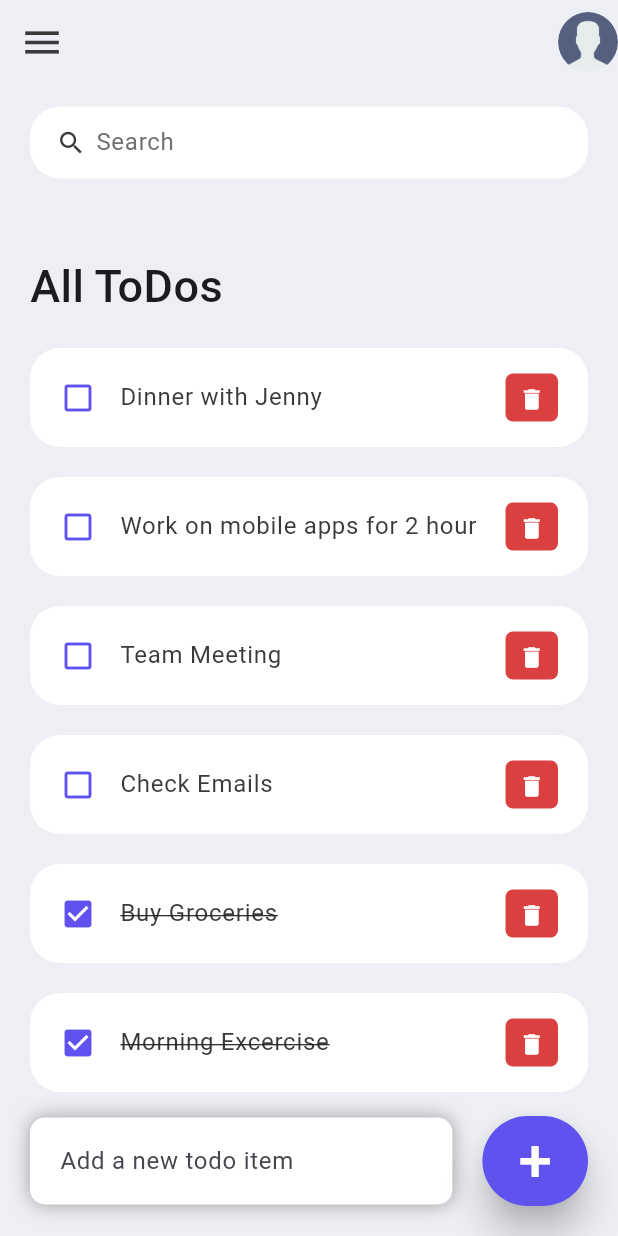
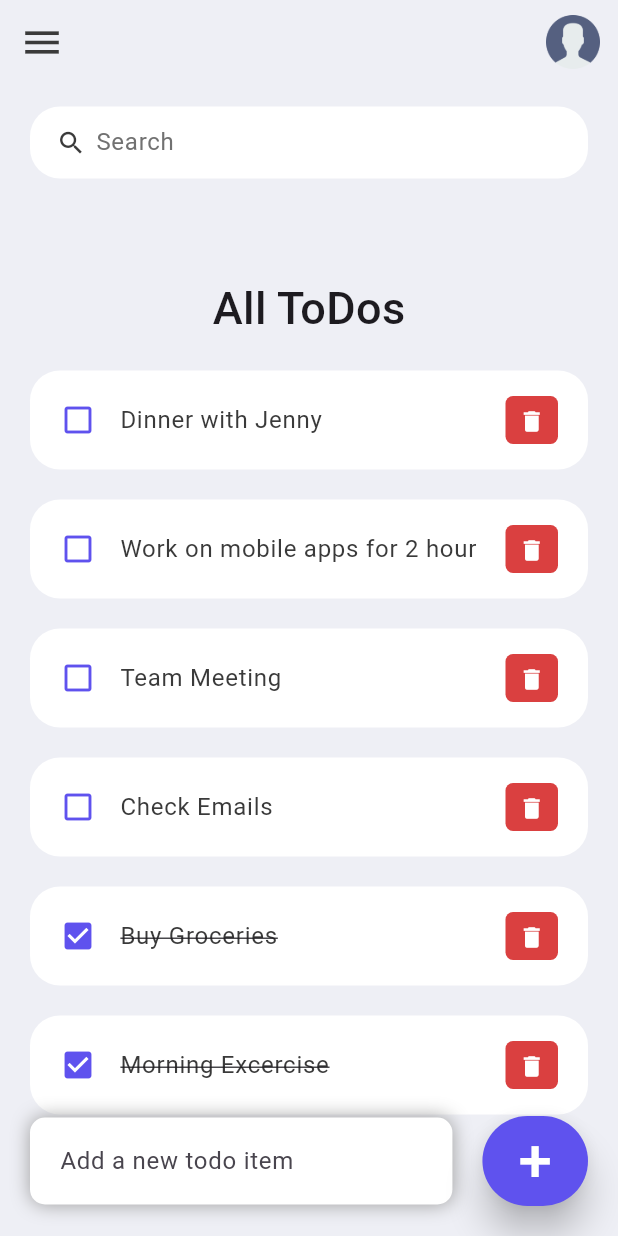
Before and after one commit to safadtm/GTech_MuLearn_Flutter, a Flutter app: the screen it shows after launch, on a phone screen of 412 x 824 dp. Run offline on Flutter 3.47's test engine with Material 3 defaults, Android fonts, the phone set to English and light mode, and no system bars.

Commit message:
ToDo UI updated

```diff
--- a/cl_firebase_todo/lib/screens/homepage.dart
+++ b/cl_firebase_todo/lib/screens/homepage.dart
@@ -27,18 +27,31 @@ class _HomePageState extends State<HomePage> {
     return Scaffold(
       backgroundColor: tdBGColor,
       appBar: _appBarWidget(),
-      body: Stack(
+      body: Column(
         children: [
-          Container(
-            padding: const EdgeInsets.symmetric(horizontal: 20, vertical: 15),
-            child: Column(
-              children: [
-                searchBox(),
-                ListView(
+          Expanded(
+            child: ListView(
               shrinkWrap: true,
               children: [
                 Container(
-                      margin: const EdgeInsets.only(top: 50, bottom: 20),
+                  padding: const EdgeInsets.symmetric(
+                    horizontal: 20,
+                    vertical: 15,
+                  ),
+                  child: searchBox(),
+                ),
+                Container(
+                  padding: const EdgeInsets.symmetric(
+                    horizontal: 20,
+                    vertical: 0,
+                  ),
+                  child: Column(
+                    children: [
+                      Container(
+                        margin: const EdgeInsets.only(
+                          top: 50,
+                          bottom: 20,
+                        ),
                         child: const Text(
                           'All ToDos',
                           style: TextStyle(
@@ -52,6 +65,7 @@ class _HomePageState extends State<HomePage> {
                           onDeleteItem: _deleteToDoItem,
                         ),
                     ],
+                  ),
                 ),
               ],
             ),
@@ -95,7 +109,9 @@ class _HomePageState extends State<HomePage> {
                   margin: const EdgeInsets.only(bottom: 20, right: 20),
                   child: ElevatedButton(
                     onPressed: () {
+                      if (_todoController.text.isNotEmpty) {
                         _addToDoItem(_todoController.text);
+                      }
                     },
                     style: ElevatedButton.styleFrom(
                       backgroundColor: tdBlue,
@@ -152,12 +168,15 @@ class _HomePageState extends State<HomePage> {
         size: 30,
       ),
       actions: [
-        SizedBox(
+        Padding(
+          padding: const EdgeInsets.all(10.0),
+          child: SizedBox(
             height: 40,
             width: 40,
             child: ClipRRect(
               borderRadius: BorderRadius.circular(20),
               child: Image.asset('assets/images/user.png'),
+            ),
           ),
         )
       ],
@@ -169,7 +188,7 @@ class _HomePageState extends State<HomePage> {
       padding: const EdgeInsets.symmetric(horizontal: 15),
       decoration: BoxDecoration(
           color: Colors.white, borderRadius: BorderRadius.circular(20)),
-      child:  TextField(
+      child: TextField(
         onChanged: (value) => _runFilter(value),
         decoration: const InputDecoration(
           contentPadding: EdgeInsets.all(0),
```
Lines whose indentation alone changed are shown as unchanged.
